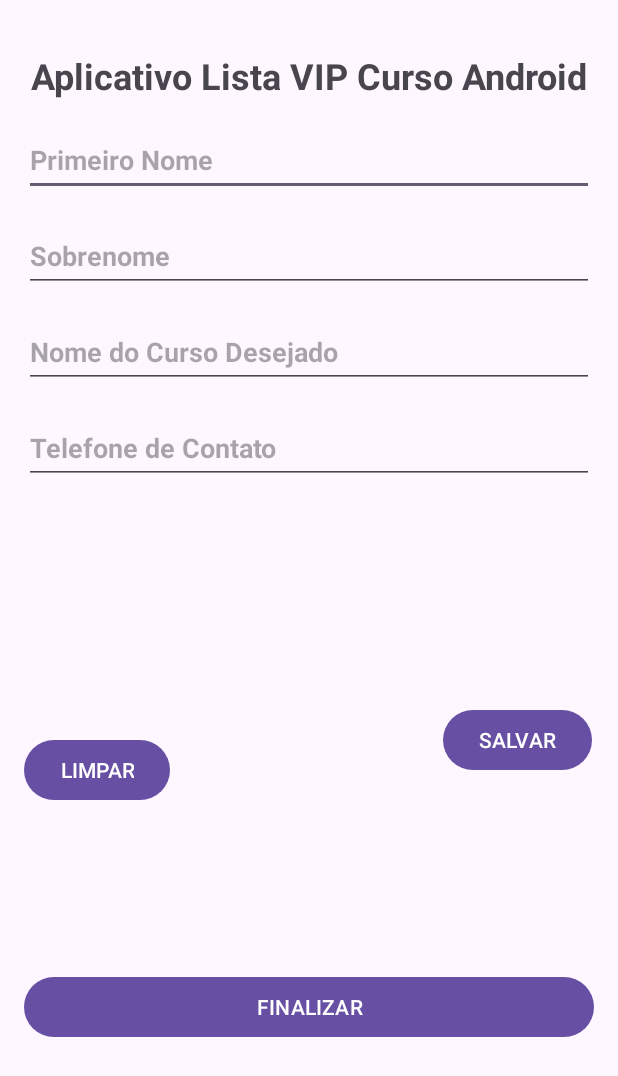
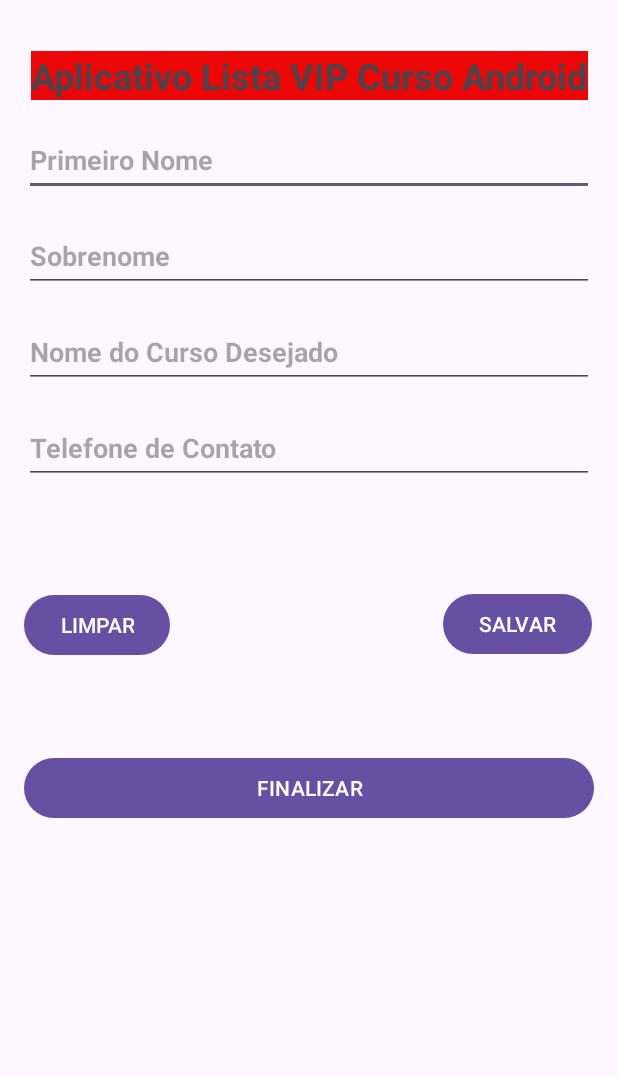
Before and after one commit to Bscanto/Curso-Desenvolvimento-Android-2023, an Android app: the screen it shows after launch (MainActivity), on a phone screen of 412 x 824 dp. Shown: the top 1076 px of the screen. Run offline under Robolectric (Android 15) with nearby library versions, the phone set to English and light mode, and no system bars.

Commit message:
Customização Layout

```diff
--- a/AppListaCurso/app/src/main/res/layout/activity_main.xml
+++ b/AppListaCurso/app/src/main/res/layout/activity_main.xml
@@ -7,6 +7,7 @@
     tools:context=".MainActivity">
 
     <TextView
+        android:background="#ED0606"
         android:id="@+id/txtTitulo"
         android:layout_width="wrap_content"
         android:layout_height="wrap_content"
@@ -80,12 +81,11 @@
         android:layout_width="wrap_content"
         android:layout_height="wrap_content"
         android:layout_marginStart="16dp"
-        android:layout_marginBottom="76dp"
         android:text="@string/txt_button_limpar"
         app:layout_constraintBottom_toTopOf="@+id/btnFinalizar"
         app:layout_constraintStart_toStartOf="parent"
         app:layout_constraintTop_toBottomOf="@+id/editTextTextPersonName4"
-        app:layout_constraintVertical_bias="0.83" />
+        app:layout_constraintVertical_bias="0.536" />
 
     <Button
         android:id="@+id/btnSalvar"
@@ -108,9 +108,9 @@
         android:text="@string/txt_button_finalizar"
         app:layout_constraintBottom_toBottomOf="parent"
         app:layout_constraintEnd_toEndOf="parent"
-        app:layout_constraintHorizontal_bias="0.656"
+        app:layout_constraintHorizontal_bias="1.0"
         app:layout_constraintStart_toStartOf="parent"
         app:layout_constraintTop_toBottomOf="@+id/editTextTextPersonName4"
-        app:layout_constraintVertical_bias="0.733" />
+        app:layout_constraintVertical_bias="0.386" />
 
 </androidx.constraintlayout.widget.ConstraintLayout>
```
